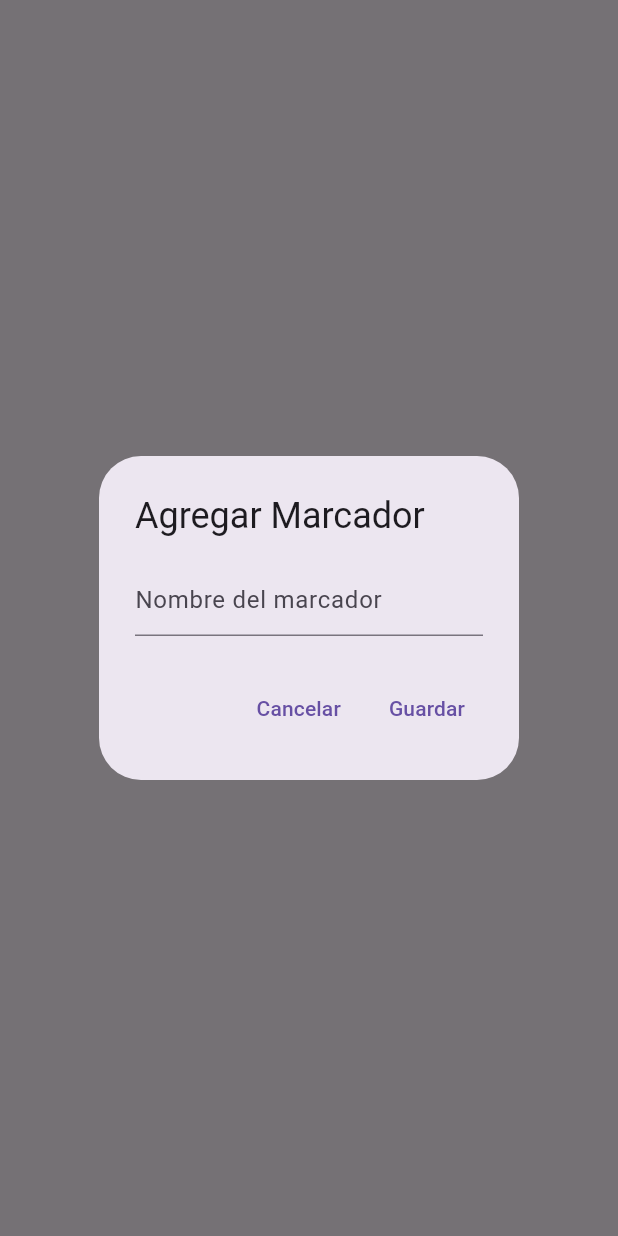
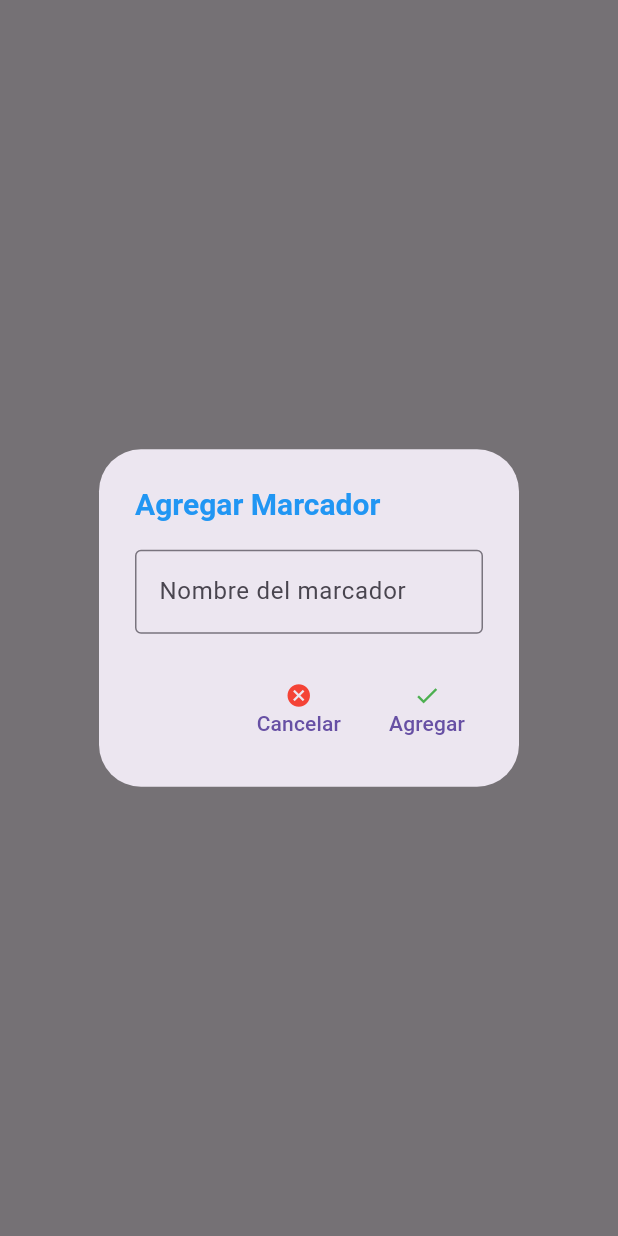
Before and after one commit to orangearmandi/mapa_interactivo, a Flutter app: what showAddMarkerDialog() shows on an empty page, opened directly, on a phone screen of 412 x 824 dp. Run offline on Flutter 3.47's test engine with Material 3 defaults, Android fonts, the phone set to English and light mode, and no system bars; our stand-ins replace flutter_map, flutter_riverpod, hive, hive_flutter, latlong2; missing offline and left inert: dart:html; accounts and stored records are empty.

Commit message:
actualizacion de diseño

```diff
--- a/lib/main.dart
+++ b/lib/main.dart
@@ -6,7 +6,7 @@ import 'data/models/marker_model.dart';
 import 'presentation/screens/interactive_map.dart';
 
 void main() async {
-  // Inicializar Hive
+  // Inicializar Hivec
   await Hive.initFlutter();
 
   // Registrar el adaptador de marcadores
--- a/lib/presentation/widgets/marker_dialog.dart
+++ b/lib/presentation/widgets/marker_dialog.dart
@@ -6,19 +6,32 @@ Future<String?> showAddMarkerDialog(BuildContext context) async {
     context: context,
     builder: (context) {
       return AlertDialog(
-        title: const Text('Agregar Marcador'),
+        title: const Text('Agregar Marcador',
+            style: TextStyle(
+                fontSize: 20, fontWeight: FontWeight.bold, color: Colors.blue)),
         content: TextField(
           controller: controller,
-          decoration: const InputDecoration(hintText: 'Nombre del marcador'),
+          decoration: const InputDecoration(
+              border: OutlineInputBorder(), hintText: 'Nombre del marcador'),
         ),
         actions: [
           TextButton(
             onPressed: () => Navigator.pop(context, null),
-            child: const Text('Cancelar'),
+            child: Column(
+              children: const [
+                Icon(Icons.cancel, color: Colors.red),
+                Text('Cancelar'),
+              ],
+            ),
           ),
           TextButton(
             onPressed: () => Navigator.pop(context, controller.text.trim()),
-            child: const Text('Guardar'),
+            child: Column(
+              children: const [
+                Icon(Icons.check, color: Colors.green),
+                Text('Agregar'),
+              ],
+            ),
           ),
         ],
       );
--- a/pubspec.yaml
+++ b/pubspec.yaml
@@ -23,6 +23,7 @@ dependencies:
   uuid: ^4.2.2
   geolocator: ^13.0.2
   cupertino_icons: ^1.0.8
+  universal_html: ^2.2.4
 
 dev_dependencies:
   flutter_test:
```
Also changed, not shown: lib/presentation/screens/interactive_map.dart (+26 -17 lines), lib/presentation/widgets/markers_list.dart (+65 -2 lines), 129 other files.
